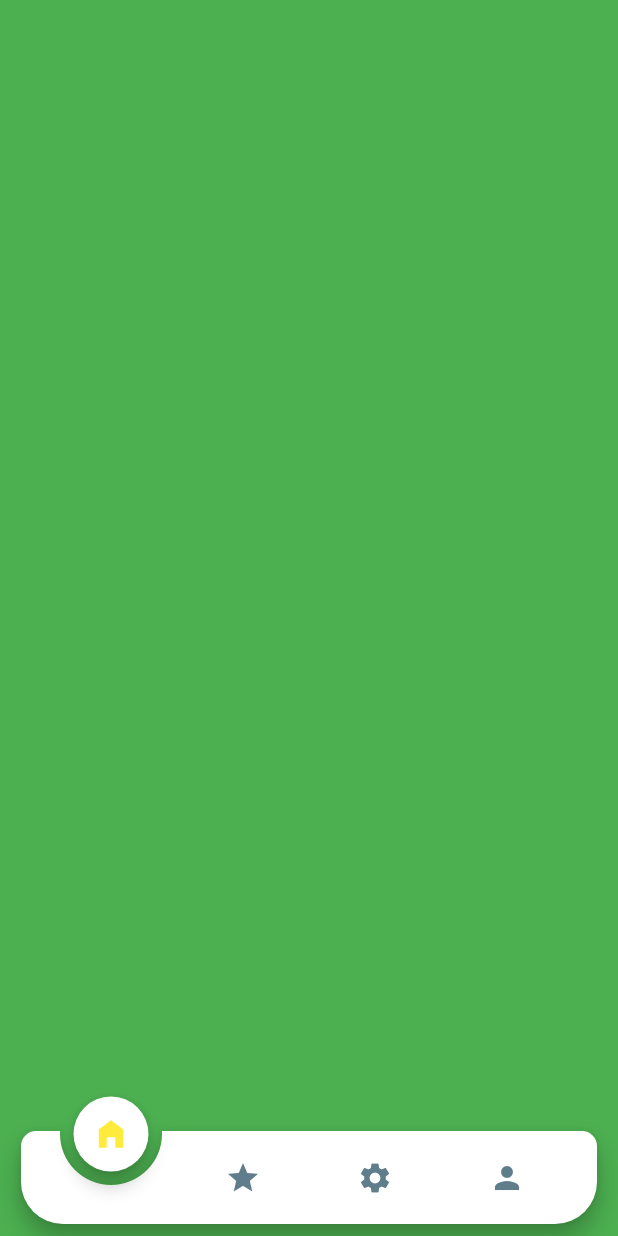
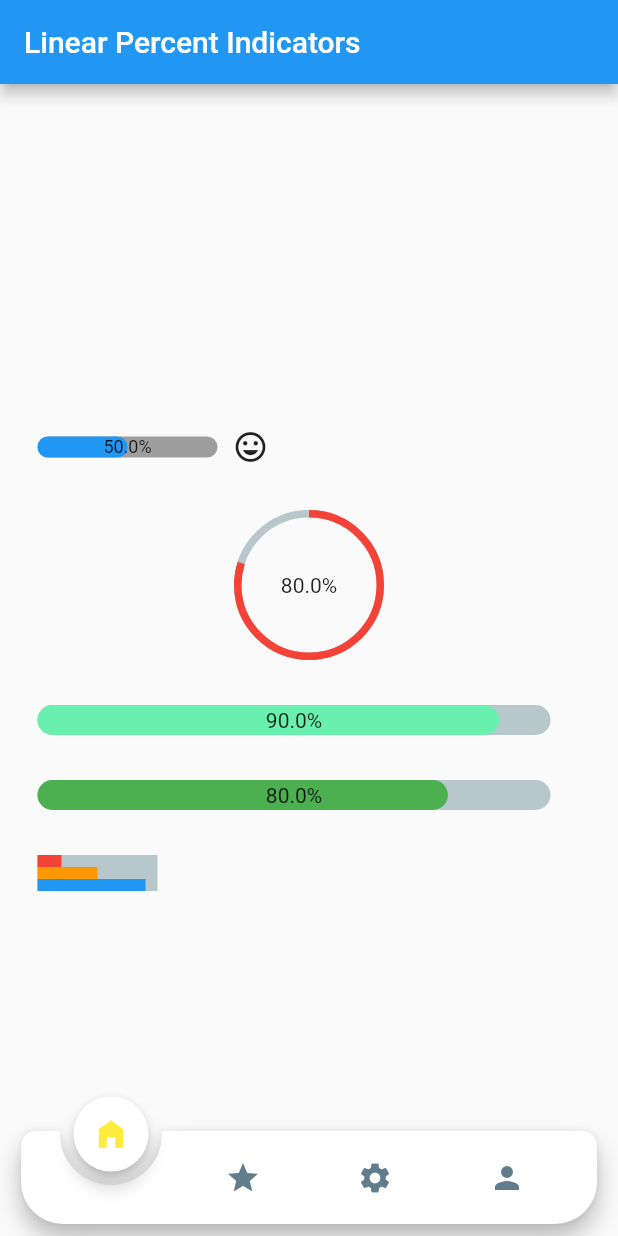
Before and after one commit to NaimurNoyon/bottom_nav_bar_collections, a Flutter app: the screen it shows after launch, swiped to page 2, on a phone screen of 412 x 824 dp. Run offline on Flutter 3.47's test engine with Material 2 defaults, Android fonts, the phone set to English and light mode, and no system bars; drawn by our look-alikes of animated_notch_bottom_bar, percent_indicator; our stand-ins replace animated_text_kit, flutter_svg, loading_animation_widget.

Commit message:
30May2023

```diff
--- a/lib/main.dart
+++ b/lib/main.dart
@@ -5,6 +5,8 @@
 import 'package:flutter/material.dart';
 import 'package:flutter_svg/flutter_svg.dart';
 import 'package:loading_animation_widget/loading_animation_widget.dart';
+import 'package:percent_indicator/circular_percent_indicator.dart';
+import 'package:percent_indicator/linear_percent_indicator.dart';
 
 void main() {
   runApp(const MyApp());
@@ -211,8 +213,100 @@
 
   @override
   Widget build(BuildContext context) {
-    return Container(
-        color: Colors.green, child: const Center(child: Text('')));
+    return Scaffold(
+      appBar: new AppBar(
+        title: new Text("Linear Percent Indicators"),
+      ),
+      body: Center(
+        child: Column(
+          mainAxisAlignment: MainAxisAlignment.center,
+          children: <Widget>[
+            Padding(
+              padding: EdgeInsets.all(15.0),
+              child: new LinearPercentIndicator(
+                width: 140.0,
+                lineHeight: 14.0,
+                percent: 0.5,
+                center: Text(
+                  "50.0%",
+                  style: new TextStyle(fontSize: 12.0),
+                ),
+                trailing: Icon(Icons.mood),
+                linearStrokeCap: LinearStrokeCap.roundAll,
+                backgroundColor: Colors.grey,
+                progressColor: Colors.blue,
+              ),
+            ),
+            Padding(
+              padding: EdgeInsets.all(15.0),
+              child: new CircularPercentIndicator(
+                //width: 170.0,
+                animation: true,
+                animationDuration: 1000,
+                //lineHeight: 20.0,
+                //leading: new Text("left content"),
+                //trailing: new Text("right content"),
+                percent: 0.8,
+                center: Text("80.0%"),
+                //linearStrokeCap: LinearStrokeCap.butt,
+                progressColor: Colors.red, radius: 50,
+              ),
+            ),
+            Padding(
+              padding: EdgeInsets.all(15.0),
+              child: new LinearPercentIndicator(
+                width: MediaQuery.of(context).size.width - 50,
+                animation: true,
+                lineHeight: 20.0,
+                animationDuration: 2000,
+                percent: 0.9,
+                center: Text("90.0%"),
+                linearStrokeCap: LinearStrokeCap.roundAll,
+                progressColor: Colors.greenAccent,
+              ),
+            ),
+            Padding(
+              padding: EdgeInsets.all(15.0),
+              child: new LinearPercentIndicator(
+                width: MediaQuery.of(context).size.width - 50,
+                animation: true,
+                lineHeight: 20.0,
+                animationDuration: 2500,
+                percent: 0.8,
+                center: Text("80.0%"),
+                linearStrokeCap: LinearStrokeCap.roundAll,
+                progressColor: Colors.green,
+              ),
+            ),
+            Padding(
+              padding: EdgeInsets.all(15.0),
+              child: Column(
+                children: <Widget>[
+                  new LinearPercentIndicator(
+                    width: 100.0,
+                    lineHeight: 8.0,
+                    percent: 0.2,
+                    progressColor: Colors.red,
+                  ),
+                  new LinearPercentIndicator(
+                    width: 100.0,
+                    lineHeight: 8.0,
+                    percent: 0.5,
+                    progressColor: Colors.orange,
+                  ),
+                  new LinearPercentIndicator(
+                    width: 100.0,
+                    lineHeight: 8.0,
+                    percent: 0.9,
+                    progressColor: Colors.blue,
+                  )
+                ],
+              ),
+            ),
+          ],
+        ),
+      ),
+    );
   }
 }
 
--- a/pubspec.yaml
+++ b/pubspec.yaml
@@ -40,6 +40,7 @@ dependencies:
   loading_animation_widget: ^1.2.0+4
   animated_text_kit: ^4.2.2
   google_fonts: ^4.0.5
+  percent_indicator: ^4.2.3
 
 dev_dependencies:
   flutter_test:
```
Also changed, not shown: pubspec.lock.
